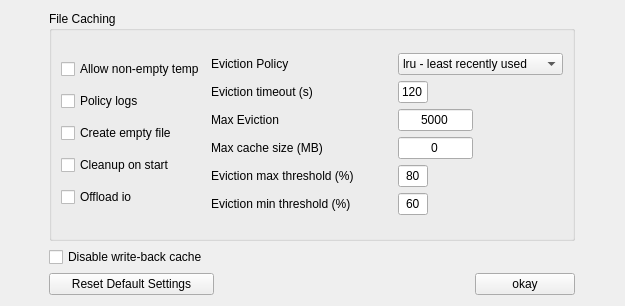
Old version of the form gui/lyve_config_advanced.ui in the repository Seagate/cloudfuse.
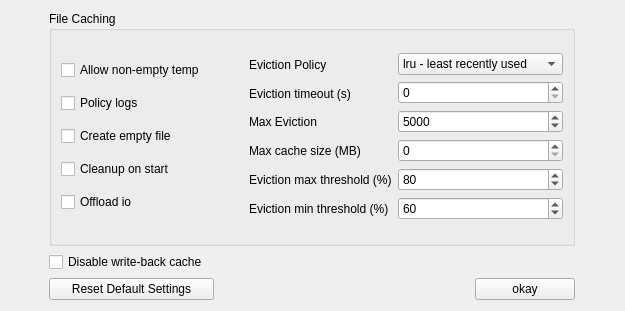
New version of the form.

Commit message: UI spinbox replacements

Diff of the .ui file:
```diff
--- a/gui/lyve_config_advanced.ui
+++ b/gui/lyve_config_advanced.ui
@@ -7,7 +7,7 @@
     <x>0</x>
     <y>0</y>
     <width>625</width>
-    <height>306</height>
+    <height>311</height>
    </rect>
   </property>
   <property name="windowTitle">
@@ -169,85 +169,46 @@
            </widget>
           </item>
           <item>
-           <widget class="QLineEdit" name="checkbox_fileCache_timeout">
-            <property name="maximumSize">
-             <size>
-              <width>30</width>
-              <height>16777215</height>
-             </size>
+           <widget class="QSpinBox" name="spinBox_fileCache_evictionTimeout">
+            <property name="maximum">
+             <number>3000</number>
             </property>
-            <property name="text">
-             <string>120</string>
-            </property>
-            <property name="alignment">
-             <set>Qt::AlignCenter</set>
-            </property>
            </widget>
           </item>
           <item>
-           <widget class="QLineEdit" name="checkbox_fileCache_maxEviction">
-            <property name="maximumSize">
-             <size>
-              <width>75</width>
-              <height>16777215</height>
-             </size>
+           <widget class="QSpinBox" name="spinBox_fileCache_maxEviction">
+            <property name="maximum">
+             <number>15000</number>
             </property>
-            <property name="text">
-             <string>5000</string>
+            <property name="value">
+             <number>5000</number>
             </property>
-            <property name="alignment">
-             <set>Qt::AlignCenter</set>
-            </property>
            </widget>
           </item>
           <item>
-           <widget class="QLineEdit" name="checkbox_fileCache_maxCacheSize">
-            <property name="maximumSize">
-             <size>
-              <width>75</width>
-              <height>16777215</height>
-             </size>
+           <widget class="QSpinBox" name="spinBox_fileCache_maxCacheSize">
+            <property name="maximum">
+             <number>3000</number>
             </property>
-            <property name="toolTip">
-             <string>&lt;html&gt;&lt;head/&gt;&lt;body&gt;&lt;p&gt;Enter cache size in MB - 0 indicates unlimited&lt;/p&gt;&lt;/body&gt;&lt;/html&gt;</string>
-            </property>
-            <property name="text">
-             <string>0</string>
-            </property>
-            <property name="alignment">
-             <set>Qt::AlignCenter</set>
-            </property>
            </widget>
           </item>
           <item>
-           <widget class="QLineEdit" name="checkbox_fileCache_evictMaxThresh">
-            <property name="maximumSize">
-             <size>
-              <width>30</width>
-              <height>16777215</height>
-             </size>
+           <widget class="QSpinBox" name="spinBox_fileCache_evictMaxThresh">
+            <property name="maximum">
+             <number>3000</number>
             </property>
-            <property name="text">
-             <string>80</string>
+            <property name="value">
+             <number>80</number>
             </property>
-            <property name="alignment">
-             <set>Qt::AlignCenter</set>
-            </property>
            </widget>
           </item>
           <item>
-           <widget class="QLineEdit" name="checkbox_fileCache_evictMinThresh">
-            <property name="maximumSize">
-             <size>
-              <width>30</width>
-              <height>16777215</height>
-             </size>
+           <widget class="QSpinBox" name="spinBox_fileCache_evictMinThresh">
+            <property name="maximum">
+             <number>3000</number>
             </property>
-            <property name="text">
-             <string>60</string>
-            </property>
-            <property name="alignment">
-             <set>Qt::AlignCenter</set>
+            <property name="value">
+             <number>60</number>
             </property>
            </widget>
           </item>
```
The commit also changes 2 other files.
